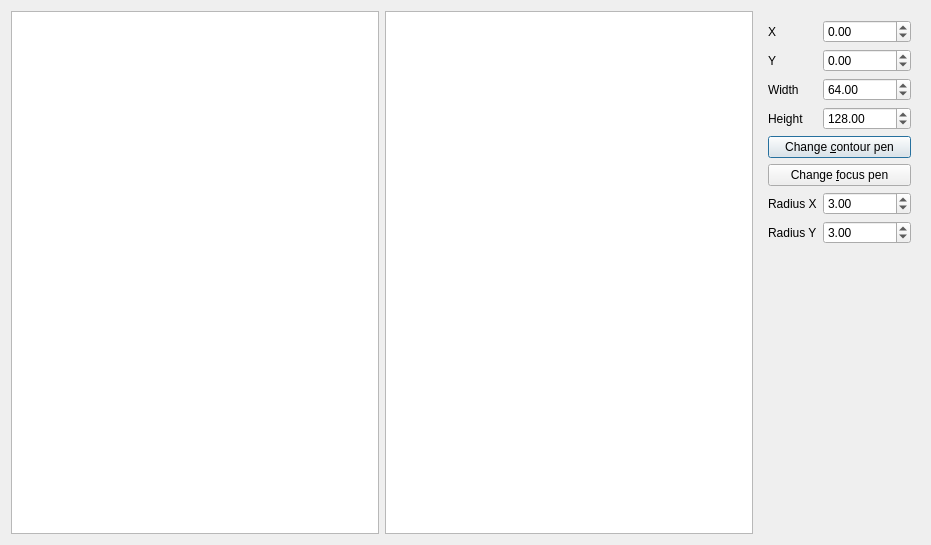
Old version of the form Tools/ToolTestQtRoundedEditRectItem/qttestqtroundededitrectitemmodifydialog.ui in the repository richelbilderbeek/ProjectRichelBilderbeek.
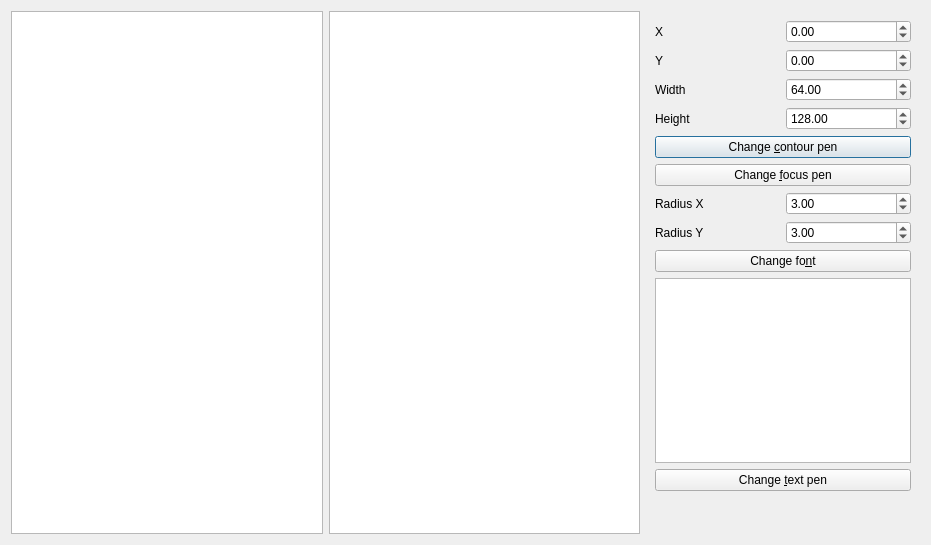
New version of the form. Icons and pictures are not drawn.

```diff
--- a/Tools/ToolTestQtRoundedEditRectItem/qttestqtroundededitrectitemmodifydialog.ui
+++ b/Tools/ToolTestQtRoundedEditRectItem/qttestqtroundededitrectitemmodifydialog.ui
@@ -34,7 +34,7 @@
         </property>
        </widget>
       </item>
-      <item row="8" column="0">
+      <item row="11" column="0">
        <spacer name="verticalSpacer">
         <property name="orientation">
          <enum>Qt::Vertical</enum>
@@ -150,6 +150,23 @@
         </property>
        </widget>
       </item>
+      <item row="8" column="0" colspan="2">
+       <widget class="QPushButton" name="button_font">
+        <property name="text">
+         <string>Change fo&amp;nt</string>
+        </property>
+       </widget>
+      </item>
+      <item row="9" column="0" colspan="2">
+       <widget class="QPlainTextEdit" name="text"/>
+      </item>
+      <item row="10" column="0" colspan="2">
+       <widget class="QPushButton" name="button_text_pen">
+        <property name="text">
+         <string>Change &amp;text pen</string>
+        </property>
+       </widget>
+      </item>
      </layout>
     </widget>
    </item>
```
Left out of the diff: 14 changed lines with no effect on the pictures.
